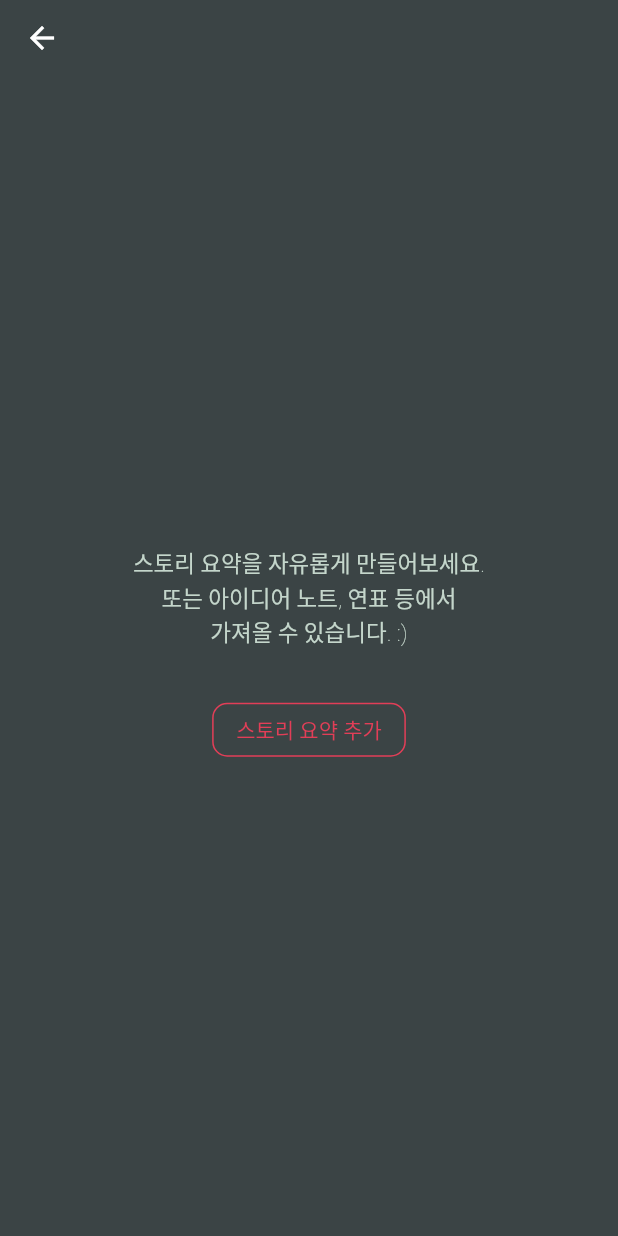
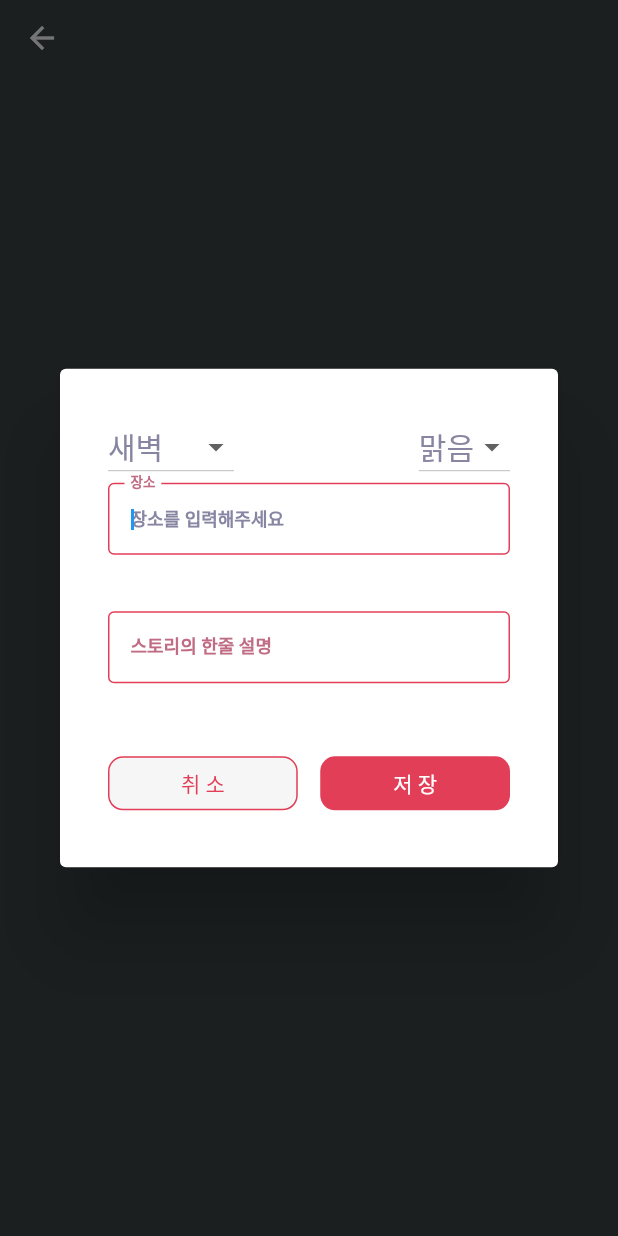
Before and after one commit to randomizedlife01/project_writer, a Flutter app: the StoryPage screen opened directly with empty values, after a tap on "스토리 요약 추가", on a phone screen of 412 x 824 dp. Run offline on Flutter 3.47's test engine with Material 2 defaults, Android fonts, the phone set to English and light mode, and no system bars; our stand-ins replace carousel_slider, email_validator, flutter_keyboard_visibility, flutter_slidable, font_awesome_flutter, get and 1 more; missing offline and left inert: amplify_analytics_pinpoint, amplify_auth_cognito, amplify_core, amplify_datastore, amplify_datastore_plugin_interface, amplify_flutter and 1 more; Roboto replaces fonts that are missing (GothicA1).

Commit message:
project V04 스토리 페이지 진행중 3

```diff
--- a/lib/models/ModelProvider.dart
+++ b/lib/models/ModelProvider.dart
@@ -32,7 +32,7 @@ export 'StorySummary.dart';
 
 class ModelProvider implements ModelProviderInterface {
   @override
-  String version = "a88639a0fa8f69063c57ac321ef28677";
+  String version = "0388fcff763057595fdcdc201c7be78b";
   @override
   List<ModelSchema> modelSchemas = [
     CharacterData.schema,
--- /dev/null
+++ b/lib/pages/document/story_page/component/story_summary_create_pop.dart
@@ -0,0 +1,141 @@
+import 'package:flutter/material.dart';
+import 'package:get/get.dart';
+import 'package:project_writer_v04/pages/common_parts/common_parts.dart';
+import 'package:project_writer_v04/services/controller/intro_page_controller.dart';
+import 'package:project_writer_v04/services/controller/story_summary_controller.dart';
+
+class StorySummaryCreatePopUp extends StatelessWidget {
+  final _formKey = GlobalKey<FormState>();
+  final _storySummaryController = StorySummaryController.to;
+
+  int _lastIdeaIdNum = 0;
+
+  final _timeList = ['새벽', '아침', '낮', '오후', '저녁', '밤', '늦은 밤'];
+  final _weatherList = ['미정', '맑음', '비', '눈', '흐림', '갬'];
+
+  final _spaceController = TextEditingController();
+  final _summaryController = TextEditingController();
+
+  @override
+  Widget build(BuildContext context) {
+    return AlertDialog(
+      content: SingleChildScrollView(
+        child: Container(
+          padding: EdgeInsets.all(8.0),
+          height: MediaQuery.of(context).size.height * 0.35,
+          width: MediaQuery.of(context).size.width * 0.9,
+          child: Stack(
+            children: <Widget>[
+              Center(
+                child: Form(
+                  key: _formKey,
+                  child: Column(
+                    children: <Widget>[
+                      Obx(
+                        () => Row(
+                          mainAxisAlignment: MainAxisAlignment.spaceBetween,
+                          children: [
+                            DropdownButton(
+                              value: _storySummaryController.selectTimes.value,
+                              items: _timeList
+                                  .map(
+                                    (value) => DropdownMenuItem(
+                                      child: Text(value),
+                                      value: value,
+                                    ),
+                                  )
+                                  .toList(),
+                              onChanged: (value) {
+                                _storySummaryController.selectTime(timeValue: value);
+                              },
+                            ),
+                            SizedBox(
+                              width: 10.0,
+                            ),
+                            DropdownButton(
+                              value: _storySummaryController.selectWeathers.value,
+                              items: _weatherList
+                                  .map(
+                                    (value) => DropdownMenuItem(
+                                      child: Text(value),
+                                      value: value,
+                                    ),
+                                  )
+                                  .toList(),
+                              onChanged: (value) {
+                                _storySummaryController.selectWeather(weatherValue: value);
+                              },
+                            ),
+                          ],
+                        ),
+                      ),
+                      SizedBox(
+                        width: 15.0,
+                      ),
+                      Expanded(child: DocInputForm(hintText: '장소를 입력해주세요', labelText: '장소', controller: _spaceController)),
+                      SizedBox(
+                        height: 10.0,
+                      ),
+                      Expanded(
+                        child: DocInputForm(hintText: '한줄 설명', labelText: '스토리의 한줄 설명', controller: _summaryController),
+                      ),
+                      SizedBox(
+                        height: 15.0,
+                      ),
+                      SizedBox(
+                        width: double.infinity,
+                        child: Row(
+                          children: [
+                            Expanded(
+                              child: OutlinedButton(
+                                onPressed: () => Navigator.pop(context),
+                                child: Text('취 소'),
+                              ),
+                            ),
+                            SizedBox(
+                              width: 15.0,
+                            ),
+                            Expanded(
+                              child: GetBuilder<StorySummaryController>(
+                                builder: (controller) {
+                                  return ElevatedButton(
+                                    child: Text("저 장"),
+                                    onPressed: () {
+                                      if (_formKey.currentState.validate()) {
+                                        _formKey.currentState.save();
+
+                                        if (controller.summaries.isNotEmpty) {
+                                          final lastId = controller.summaries.last.id;
+                                          final number = lastId.split("_").last;
+                                          _lastIdeaIdNum = int.parse(number);
+                                        }
+
+                                        controller.createSummary(
+                                          id: 'my_summary_' + (_lastIdeaIdNum + 1).toString(),
+                                          storySummary: _summaryController.text ?? '미입력',
+                                          space: _spaceController.text ?? '미입력',
+                                          time: _storySummaryController.selectTimes.value,
+                                          weather: _storySummaryController.selectWeathers.value,
+                                        );
+
+                                        Navigator.pop(context);
+                                      }
+                                    },
+                                  );
+                                },
+                              ),
+                            ),
+                          ],
+                        ),
+                      )
+                    ],
+                  ),
+                ),
+              ),
+            ],
+          ),
+        ),
+      ),
+    );
+  }
+}
--- a/lib/pages/document/story_page/story_page.dart
+++ b/lib/pages/document/story_page/story_page.dart
@@ -1,6 +1,8 @@
 import 'package:flutter/material.dart';
+import 'package:get/get.dart';
 import 'package:project_writer_v04/pages/common_parts/common_parts.dart';
 import 'package:project_writer_v04/pages/document/intro_page/component/intro_parts.dart';
+import 'package:project_writer_v04/pages/document/story_page/component/story_summary_create_pop.dart';
 import 'package:project_writer_v04/services/controller/intro_page_controller.dart';
 import 'package:project_writer_v04/services/controller/story_summary_controller.dart';
 
@@ -13,6 +15,8 @@ class StoryPage extends StatelessWidget {
   final storySummaryController = StorySummaryController.to;
 
   StoryPage({Key key, this.documentId, this.documentName}) : super(key: key);
+
+  final _scrollController = ScrollController();
 
   Widget emptyScreen({BuildContext context}) {
     return Center(
@@ -34,14 +38,11 @@ class StoryPage extends StatelessWidget {
                   backgroundColor: MaterialStateProperty.all(Color(0xFF3b4445)),
                 ),
             onPressed: () {
-              // showDialog(
-              //     context: context,
-              //     builder: (_) {
-              //       return MyLifeCreatePop(
-              //         nameLabelText: '태그 입력',
-              //         nameHintText: '#제외, 띄어쓰기로 구분합니다.',
-              //       );
-              //     });
+              showDialog(
+                  context: context,
+                  builder: (_) {
+                    return StorySummaryCreatePopUp();
+                  });
             },
             child: Text('스토리 요약 추가'),
           ),
@@ -51,14 +52,34 @@ class StoryPage extends StatelessWidget {
   }
 
   Widget summaryScreen() {
-    return ListView.builder(
-      itemCount: storySummaryController.summaries.length,
-      itemBuilder: (context, index) {
-        return Container();
-      },
+    return Obx(
+      () => ListView.separated(
+        shrinkWrap: true,
+        controller: _scrollController,
+        itemCount: storySummaryController.summaries.length,
+        separatorBuilder: (context, index) => Divider(),
+        itemBuilder: (context, index) {
+          return Column(
+            children: [
+              Row(
+                mainAxisAlignment: MainAxisAlignment.spaceBetween,
+                children: [
+                  Text(storySummaryController.summaries[index].time),
+                  SizedBox(width: 5.0),
+                  Text(storySummaryController.summaries[index].space),
+                  SizedBox(width: 5.0),
+                  Text(storySummaryController.summaries[index].weather),
+                ],
+              ),
+              Text(storySummaryController.summaries[index].storySummary),
+            ],
+          );
+        },
+      ),
     );
   }
 
+  //TODO: 디버그 - 기능 구현중.
   @override
   Widget build(BuildContext context) {
     storySummaryController.readStorySummaries(getDocumentId: documentId);
@@ -71,24 +92,18 @@ class StoryPage extends StatelessWidget {
       ),
       body: Padding(
         padding: EdgeInsets.all(8.0),
-        child: Container(child: storySummaryController.summaries.isEmpty ? emptyScreen(context: context) : summaryScreen()),
+        child: Obx(() => Container(child: storySummaryController.summaries.isEmpty ? emptyScreen(context: context) : summaryScreen())),
       ),
       floatingActionButton: Visibility(
         visible: storySummaryController.summaries.isEmpty ? false : true,
         child: BasicFloatingButton(
           icon: Icons.add,
-          onPressed: () {},
-          // onPressed: () => showDialog(
-          //   context: context,
-          //   builder: (_) {
-          //     return FreeWriteCreatePop(
-          //       nameLabelText: '태그 입력',
-          //       nameHintText: '#제외, 띄어쓰기로 구분합니다.',
-          //       descLabelText: '아이디어 메모 작성',
-          //       descHintText: '떠오른 아이디어를 작성해 주세요',
-          //     );
-          //   },
-          // ),
+          onPressed: () => showDialog(
+            context: context,
+            builder: (_) {
+              return StorySummaryCreatePopUp();
+            },
+          ),
         ),
       ),
     );
```
Also changed, not shown: lib/models/StorySummary.dart (+25 -9 lines), lib/services/controller/story_summary_controller.dart (+20 -2 lines), lib/services/controller/story_summary_repository.dart (+11 -3 lines), 1 other file.
